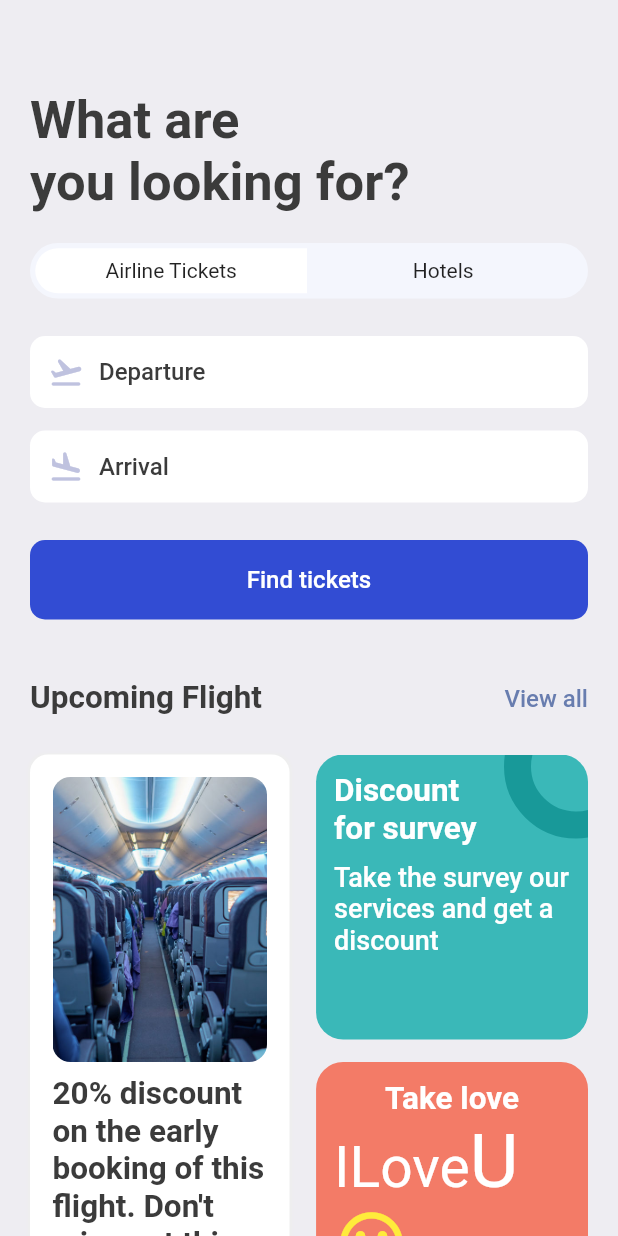
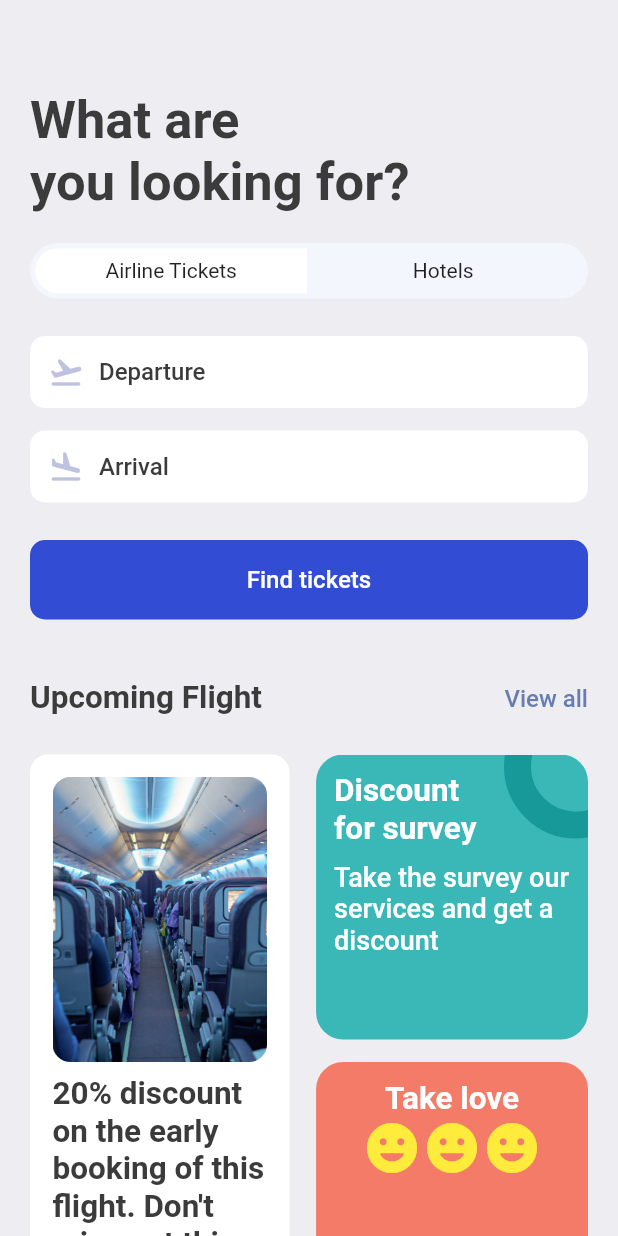
Before and after one commit to phat20000/Ticket_book, a Flutter app: the SearchScreen screen opened directly, on a phone screen of 412 x 824 dp. Run offline on Flutter 3.47's test engine with Material 2 defaults, Android fonts, the light colour scheme and no system bars; our stand-ins replace barcode_widget, fluentui_icons, gap, get.

Commit message:
update search screen

```diff
--- a/lib/Screens/search_view.dart
+++ b/lib/Screens/search_view.dart
@@ -134,20 +134,15 @@ class SearchScreen extends StatelessWidget {
                         RichText(
                           text: const TextSpan(
                             children: [
-                              TextSpan(
-                                  text: 'I',
-                                  style: TextStyle(fontSize: 38)
-                              ),
-                              TextSpan(
-                                  text: 'Love',
-                                  style: TextStyle(fontSize: 38)
-                              ),
-                              TextSpan(
-                                  text: 'U',
-                                  style: TextStyle(fontSize: 50)
+                              WidgetSpan(
+                                child: Icon(Icons.tag_faces_rounded, color: Colors.yellow, size: 40),
                               ),
                               WidgetSpan(
-                                child: Icon(Icons.tag_faces, color: Colors.yellow, size: 50), ),
+                                child: Icon(Icons.tag_faces_rounded, color: Colors.yellow, size: 40),
+                              ),
+                              WidgetSpan(
+                                child: Icon(Icons.tag_faces_rounded, color: Colors.yellow, size: 40),
+                              ),
                             ],
                           ),
                         ),
```
